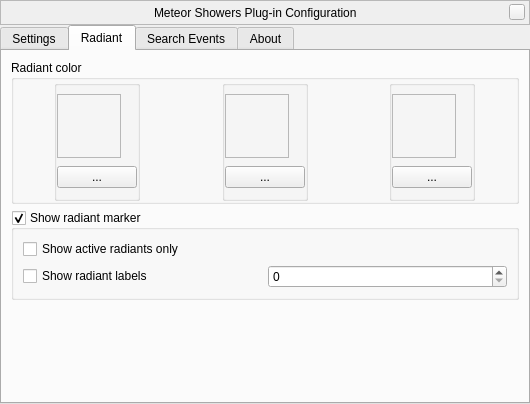
The window that plugins/MeteorShowers/src/gui/meteorShowerDialog.ui (519984307/stellarium_src) describes before a commit, drawn with Qt 5.
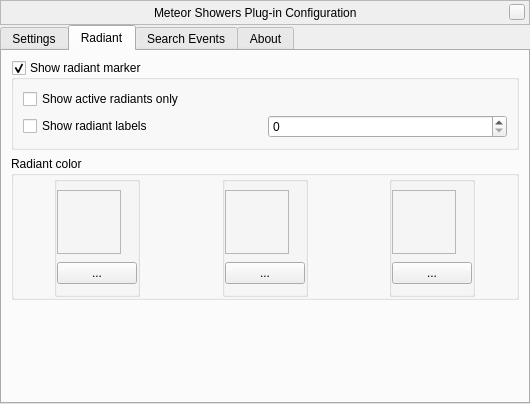
The same window after the commit. The open tabs and pages were chosen to show the change. Icons and pictures are not drawn. Custom widgets are drawn as their Qt base class.

Commit message: MeteorShowers - cosmetic fix

```diff
--- a/plugins/MeteorShowers/src/gui/meteorShowerDialog.ui
+++ b/plugins/MeteorShowers/src/gui/meteorShowerDialog.ui
@@ -337,6 +337,42 @@
        <string>Radiant</string>
       </attribute>
       <layout class="QVBoxLayout" name="verticalLayout_4">
+       <item>
+        <widget class="QGroupBox" name="displayRadiant">
+         <property name="title">
+          <string>Show radiant marker</string>
+         </property>
+         <property name="flat">
+          <bool>true</bool>
+         </property>
+         <property name="checkable">
+          <bool>true</bool>
+         </property>
+         <layout class="QGridLayout" name="gridLayout_9">
+          <item row="1" column="0">
+           <widget class="QCheckBox" name="radiantLabels">
+            <property name="text">
+             <string>Show radiant labels</string>
+            </property>
+           </widget>
+          </item>
+          <item row="0" column="0">
+           <widget class="QCheckBox" name="activeRadiantsOnly">
+            <property name="text">
+             <string>Show active radiants only</string>
+            </property>
+           </widget>
+          </item>
+          <item row="1" column="1">
+           <widget class="QSpinBox" name="fontSizeSpinBox">
+            <property name="toolTip">
+             <string>Label font size (pixels)</string>
+            </property>
+           </widget>
+          </item>
+         </layout>
+        </widget>
+       </item>
        <item>
         <widget class="QGroupBox" name="groupBox">
          <property name="title">
@@ -640,42 +676,6 @@
          </layout>
         </widget>
        </item>
-       <item>
-        <widget class="QGroupBox" name="displayRadiant">
-         <property name="title">
-          <string>Show radiant marker</string>
-         </property>
-         <property name="flat">
-          <bool>true</bool>
-         </property>
-         <property name="checkable">
-          <bool>true</bool>
-         </property>
-         <layout class="QGridLayout" name="gridLayout_9">
-          <item row="1" column="0">
-           <widget class="QCheckBox" name="radiantLabels">
-            <property name="text">
-             <string>Show radiant labels</string>
-            </property>
-           </widget>
-          </item>
-          <item row="0" column="0">
-           <widget class="QCheckBox" name="activeRadiantsOnly">
-            <property name="text">
-             <string>Show active radiants only</string>
-            </property>
-           </widget>
-          </item>
-          <item row="1" column="1">
-           <widget class="QSpinBox" name="fontSizeSpinBox">
-            <property name="toolTip">
-             <string>Label font size (pixels)</string>
-            </property>
-           </widget>
-          </item>
-         </layout>
-        </widget>
-       </item>
        <item>
         <spacer name="verticalSpacer">
          <property name="orientation">
```
Left out of the diff: 2 changed lines with no effect on the pictures.
